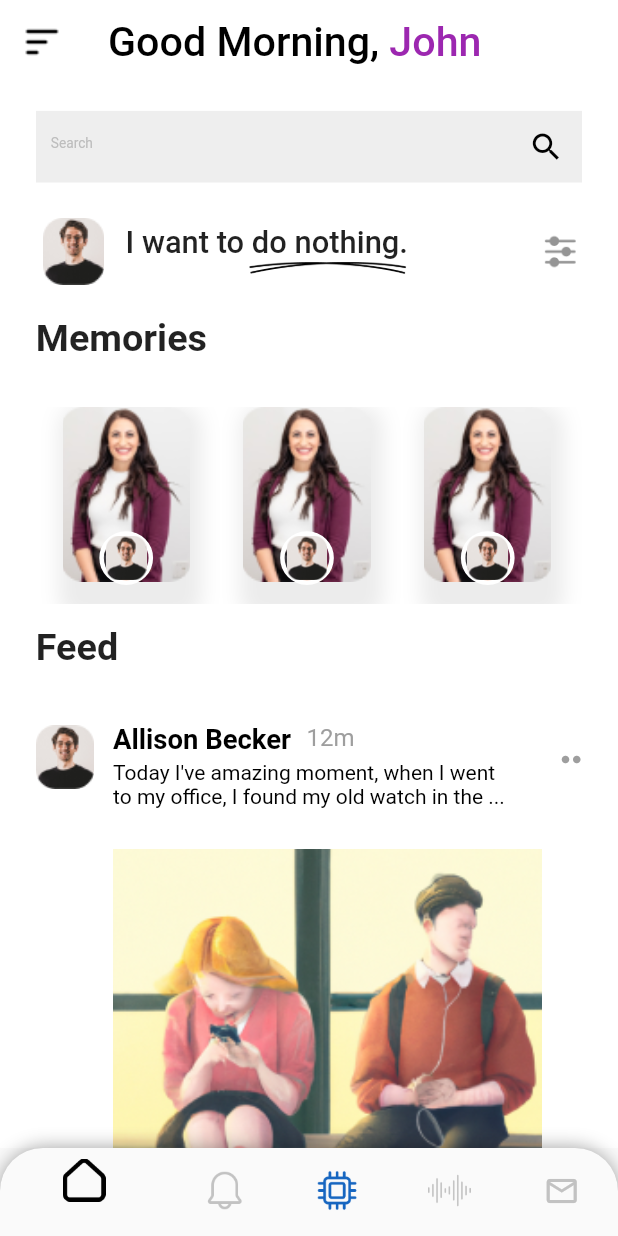
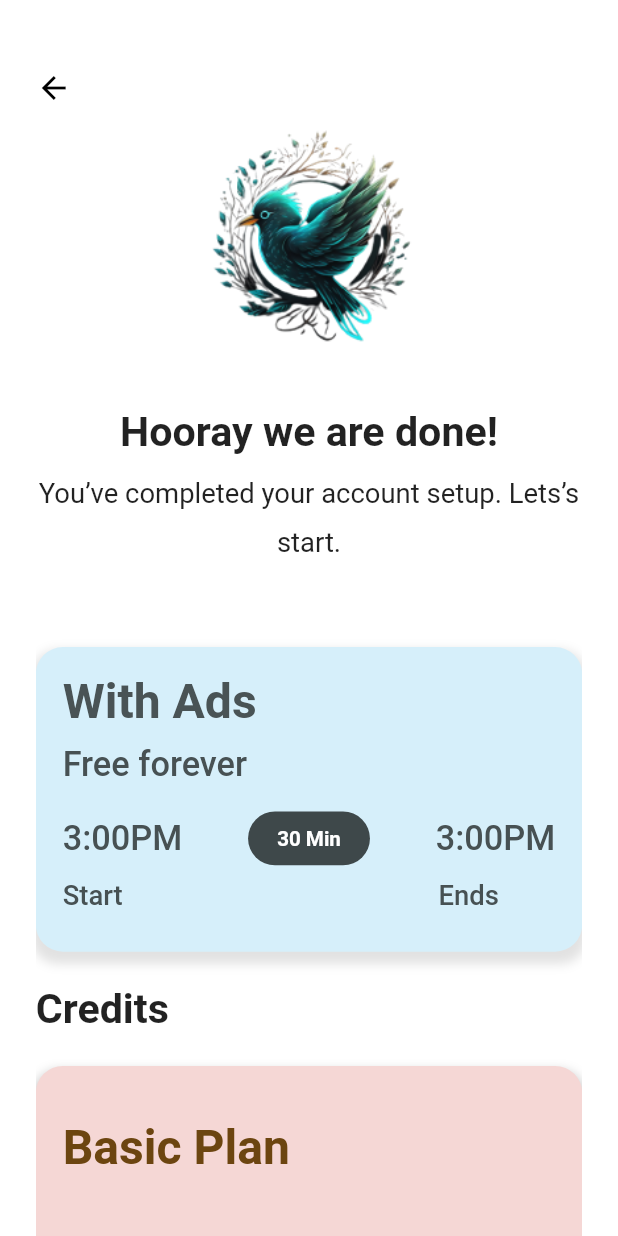
Before and after one commit to TalhaShakel/Chat-Gpt, a Flutter app: the screen it shows after launch, on a phone screen of 412 x 824 dp. Run offline on Flutter 3.47's test engine with Material 2 defaults, Android fonts, the light colour scheme and no system bars; our stand-ins replace cloud_firestore, firebase_auth, firebase_core, firebase_storage, flutter_easyloading, flutter_screenutil and 3 more; accounts and stored records are empty.

Commit message:
selectplan  complete

```diff
--- /dev/null
+++ b/lib/Screens/ProfileScreens/SelectPlanScreen.dart
@@ -0,0 +1,337 @@
+import 'package:flutter/material.dart';
+import 'package:flutter/src/widgets/container.dart';
+import 'package:flutter/src/widgets/framework.dart';
+import 'package:flutter_screenutil/flutter_screenutil.dart';
+import 'package:get/get.dart';
+import 'package:velocity_x/velocity_x.dart';
+
+class SelectPlanScreen extends StatelessWidget {
+  const SelectPlanScreen({super.key});
+
+  @override
+  Widget build(BuildContext context) {
+    return Scaffold(
+      backgroundColor: Colors.white,
+      body: Padding(
+        padding: EdgeInsets.symmetric(horizontal: 20.h),
+        child: SingleChildScrollView(
+          child:
+              Column(crossAxisAlignment: CrossAxisAlignment.start, children: [
+            39.h.heightBox,
+            Stack(
+              children: [
+                GestureDetector(
+                  onTap: () {
+                    Get.back();
+                  },
+                  child: Icon(
+                    Icons.arrow_back,
+                    color: Colors.black,
+                  ),
+                ),
+                Center(
+                  child: Container(
+                    height: 189.h,
+                    width: 189.w,
+                    child: Image.asset(
+                      "assets/b.png",
+                      fit: BoxFit.cover,
+                    ),
+                  ),
+                ),
+              ],
+            ),
+
+            Center(
+              child: "Hooray we are done!"
+                  .text
+                  .size(24.sp)
+                  .fontWeight(FontWeight.w600)
+                  .make(),
+            ),
+            5.heightBox,
+            "You’ve completed your account setup. Lets’s start."
+                .text
+                .size(16.sp)
+                .center
+                .lineHeight(1.8)
+                .fontWeight(FontWeight.w400)
+                .make(),
+            47.h.heightBox,
+            Container(
+              height: 170.h,
+              width: 350.w,
+              decoration: BoxDecoration(
+                  boxShadow: [
+                    BoxShadow(
+                      color: Colors.grey.withOpacity(0.3),
+                      spreadRadius: 3,
+                      blurRadius: 5,
+                      offset: Offset(0, 5), // changes position of shadow
+                    ),
+                  ],
+                  borderRadius: BorderRadius.all(Radius.circular(18)),
+                  color: Color(0xffD6EFFA)),
+              child: Padding(
+                padding: EdgeInsets.symmetric(horizontal: 15.h, vertical: 15.w),
+                child: Column(
+                  crossAxisAlignment: CrossAxisAlignment.start,
+                  children: [
+                    Text("With Ads",
+                        style: TextStyle(
+                            fontSize: 28.sp,
+                            fontWeight: FontWeight.w600,
+                            color: Color(0xff495355))),
+                    8.h.heightBox,
+                    Text("Free forever",
+                        style: TextStyle(
+                            fontSize: 20.sp,
+                            fontWeight: FontWeight.w500,
+                            color: Color(0xff475153))),
+                    15.h.heightBox,
+                    Row(
+                      mainAxisAlignment: MainAxisAlignment.spaceBetween,
+                      children: [
+                        "3:00PM"
+                            .text
+                            .size(20.sp)
+                            .color(Color(0xff475153))
+                            .fontWeight(FontWeight.w500)
+                            .make(),
+                        Container(
+                          height: 30.h,
+                          width: 71.w,
+                          decoration: BoxDecoration(
+                              color: Color(0xff3E484A),
+                              borderRadius:
+                                  BorderRadius.all(Radius.circular(43.r))),
+                          child: Center(
+                            child: "30 Min"
+                                .text
+                                .size(12.sp)
+                                .color(Colors.white)
+                                .fontWeight(FontWeight.w600)
+                                .make(),
+                          ),
+                        ),
+                        "3:00PM"
+                            .text
+                            .size(20.sp)
+                            .color(Color(0xff475153))
+                            .fontWeight(FontWeight.w500)
+                            .make(),
+                      ],
+                    ),
+                    8.h.heightBox,
+                    Row(
+                      mainAxisAlignment: MainAxisAlignment.spaceBetween,
+                      children: [
+                        "Start"
+                            .text
+                            .size(16.sp)
+                            .color(Color(0xff475153))
+                            .fontWeight(FontWeight.w500)
+                            .make(),
+                        Container(
+                          width: 68.w,
+                          child: "Ends"
+                              .text
+                              .size(16.sp)
+                              .color(Color(0xff475153))
+                              .fontWeight(FontWeight.w500)
+                              .make(),
+                        ),
+                      ],
+                    )
+                  ],
+                ),
+              ),
+            ),
+            19.h.heightBox,
+            "Credits".text.size(24.sp).fontWeight(FontWeight.w600).make(),
+            18.h.heightBox,
+            basicPlanContainer(Color(0xffF5D7D5)),
+            11.h.heightBox,
+            ////////////////////Creative Plan/////////////////////////
+            planContainer("Creative\nPlan", Color(0xffB0BABC)),
+            ////////////////////Amazing Plan/////////////////////////
+            11.h.heightBox,
+            planContainer("Amazing\nPlan", Color(0xffCEEDCB)),
+            48.h.heightBox,
+
+            "Chat GPT".text.size(24.sp).fontWeight(FontWeight.w600).make(),
+            18.h.heightBox,
+            basicPlanContainer(Color(0xffFAF4B8)),
+            11.h.heightBox,
+
+            ////////////////////Creative Plan/////////////////////////
+            planContainer("Creative\nPlan", Color(0xff9CFFD9)),
+            ////////////////////Amazing Plan/////////////////////////
+            11.h.heightBox,
+            planContainer("Amazing\nPlan", Color(0xffCBCBCB)),
+            23.h.heightBox,
+          ]),
+        ),
+      ),
+    );
+  }
+
+  Container basicPlanContainer(Color ContainerColor) {
+    return Container(
+      height: 219.h,
+      width: 350.w,
+      decoration: BoxDecoration(
+          boxShadow: [
+            BoxShadow(
+              color: Colors.grey.withOpacity(0.5),
+              spreadRadius: 2,
+              blurRadius: 5,
+              offset: Offset(0, 5), // changes position of shadow
+            ),
+          ],
+          borderRadius: BorderRadius.all(Radius.circular(18)),
+          color: ContainerColor),
+      child: Padding(
+        padding: EdgeInsets.symmetric(horizontal: 15.h, vertical: 31.w),
+        child: Column(
+          crossAxisAlignment: CrossAxisAlignment.start,
+          children: [
+            Text("Basic Plan",
+                style: TextStyle(
+                    fontSize: 28.sp,
+                    fontWeight: FontWeight.w600,
+                    color: Color(0xff6C4510))),
+            45.h.heightBox,
+            Row(
+              mainAxisAlignment: MainAxisAlignment.spaceBetween,
+              children: [
+                Icon(
+                  Icons.remove,
+                  color: Color(0xff654614),
+                ),
+                Icon(
+                  Icons.add,
+                  color: Color(0xff654614),
+                ),
+              ],
+            ),
+            10.h.heightBox,
+            Row(
+              mainAxisAlignment: MainAxisAlignment.end,
+              children: [
+                Container(
+                  height: 30.h,
+                  width: 71.w,
+                  decoration: BoxDecoration(
+                      color: Color(0xff654614),
+                      borderRadius: BorderRadius.all(Radius.circular(43.r))),
+                  child: Align(
+                    alignment: Alignment.bottomCenter,
+                    child: Icon(
+                      Icons.remove,
+                      color: Colors.white,
+                      size: 20,
+                    ),
+                  ),
+                ),
+              ],
+            )
+          ],
+        ),
+      ),
+    );
+  }
+
+  Container planContainer(var heading, Color ContainerColor) {
+    return Container(
+      height: 170.h,
+      width: 350.w,
+      decoration: BoxDecoration(
+          boxShadow: [
+            BoxShadow(
+              color: Colors.grey.withOpacity(0.3),
+              spreadRadius: 2,
+              blurRadius: 5,
+              offset: Offset(0, 4), // changes position of shadow
+            ),
+          ],
+          borderRadius: BorderRadius.all(Radius.circular(18)),
+          color: ContainerColor),
+      child: Padding(
+        padding: EdgeInsets.symmetric(horizontal: 15.h, vertical: 11.w),
+        child: Column(
+          crossAxisAlignment: CrossAxisAlignment.start,
+          children: [
+            Text("$heading",
+                style: TextStyle(
+                    fontSize: 28.sp,
+                    fontWeight: FontWeight.w600,
+                    color: Color(0xff495355))),
+            Align(
+              alignment: Alignment.bottomRight,
+              child: Text("Recommended",
+                  style: TextStyle(
+                      fontSize: 20.sp,
+                      fontWeight: FontWeight.w500,
+                      color: Color(0xff475153))),
+            ),
+            8.h.heightBox,
+            Row(
+              mainAxisAlignment: MainAxisAlignment.spaceBetween,
+              children: [
+                "3:00PM"
+                    .text
+                    .size(20.sp)
+                    .color(Color(0xff475153))
+                    .fontWeight(FontWeight.w500)
+                    .make(),
+                Container(
+                  height: 30.h,
+                  width: 71.w,
+                  decoration: BoxDecoration(
+                      color: Color(0xff3E484A),
+                      borderRadius: BorderRadius.all(Radius.circular(43.r))),
+                  child: Center(
+                    child: "30 Min"
+                        .text
+                        .size(12.sp)
+                        .color(Colors.white)
+                        .fontWeight(FontWeight.w600)
+                        .make(),
+                  ),
+                ),
+                "3:00PM"
+                    .text
+                    .size(20.sp)
+                    .color(Color(0xff475153))
+                    .fontWeight(FontWeight.w500)
+                    .make(),
+              ],
+            ),
+            // 5.h.heightBox,
+            Row(
+              mainAxisAlignment: MainAxisAlignment.spaceBetween,
+              children: [
+                "Start"
+                    .text
+                    .size(16.sp)
+                    .color(Color(0xff475153))
+                    .fontWeight(FontWeight.w500)
+                    .make(),
+                Container(
+                  width: 68.w,
+                  child: "Ends"
+                      .text
+                      .size(16.sp)
+                      .color(Color(0xff475153))
+                      .fontWeight(FontWeight.w500)
+                      .make(),
+                ),
+              ],
+            )
+          ],
+        ),
+      ),
+    );
+  }
+}
--- a/lib/main.dart
+++ b/lib/main.dart
@@ -7,6 +7,7 @@ import 'package:spoot_light/Screens/AI_Screens/AIScreen.dart';
 import 'package:spoot_light/Screens/BottomNavBar/BottomNavBar.dart';
 import 'package:spoot_light/Screens/HomeScreens/HomeScreen.dart';
 import 'package:spoot_light/Screens/ProfileScreens/AboutUserInfoScreen.dart';
+import 'package:spoot_light/Screens/ProfileScreens/SelectPlanScreen.dart';
 import 'package:spoot_light/SplashScreen.dart';
 import 'package:spoot_light/firebase_options.dart';
 
@@ -33,7 +34,7 @@ class MyApp extends StatelessWidget {
         builder: (context, child) {
           return GetMaterialApp(
             builder: EasyLoading.init(),
-            home: BottomNavBarScreen(),
+            home: SelectPlanScreen(),
             debugShowCheckedModeBanner: false,
           );
         });
```
